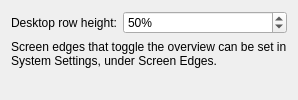
Qt form package/contents/ui/config.ui (divinae/karousel-overview) before a commit.
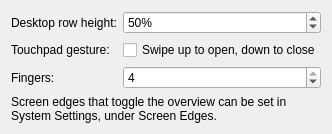
The same form after that commit.

Commit message: Zoom animation, new desktops, search, column reordering and more

The edit to the form file:
```diff
--- a/package/contents/ui/config.ui
+++ b/package/contents/ui/config.ui
@@ -35,7 +35,47 @@
      </property>
     </widget>
    </item>
-   <item row="1" column="0" colspan="2">
+   <item row="1" column="0">
+    <widget class="QLabel" name="labelGesture">
+     <property name="text">
+      <string>Touchpad gesture:</string>
+     </property>
+    </widget>
+   </item>
+   <item row="1" column="1">
+    <widget class="QCheckBox" name="kcfg_TouchpadGesture">
+     <property name="text">
+      <string>Swipe up to open, down to close</string>
+     </property>
+     <property name="toolTip">
+      <string>With 4 fingers, this clashes with Plasma's own Overview effect, which uses the same gesture</string>
+     </property>
+    </widget>
+   </item>
+   <item row="2" column="0">
+    <widget class="QLabel" name="labelFingers">
+     <property name="text">
+      <string>Fingers:</string>
+     </property>
+     <property name="buddy">
+      <cstring>kcfg_GestureFingerCount</cstring>
+     </property>
+    </widget>
+   </item>
+   <item row="2" column="1">
+    <widget class="QSpinBox" name="kcfg_GestureFingerCount">
+     <property name="minimum">
+      <number>3</number>
+     </property>
+     <property name="maximum">
+      <number>4</number>
+     </property>
+     <property name="value">
+      <number>4</number>
+     </property>
+    </widget>
+   </item>
+   <item row="3" column="0" colspan="2">
     <widget class="QLabel" name="labelScreenEdges">
      <property name="text">
       <string>Screen edges that toggle the overview can be set in System Settings, under Screen Edges.</string>
```
The commit also changes 6 other files.
